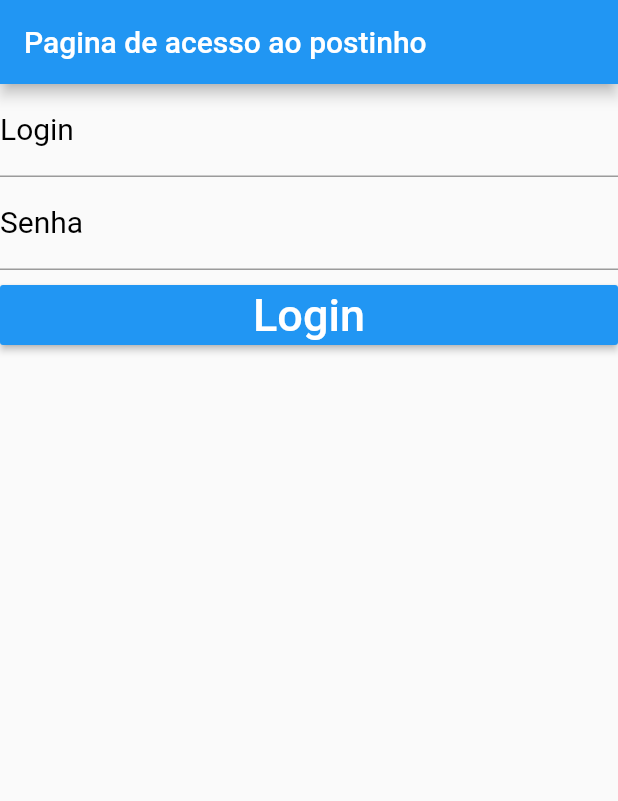
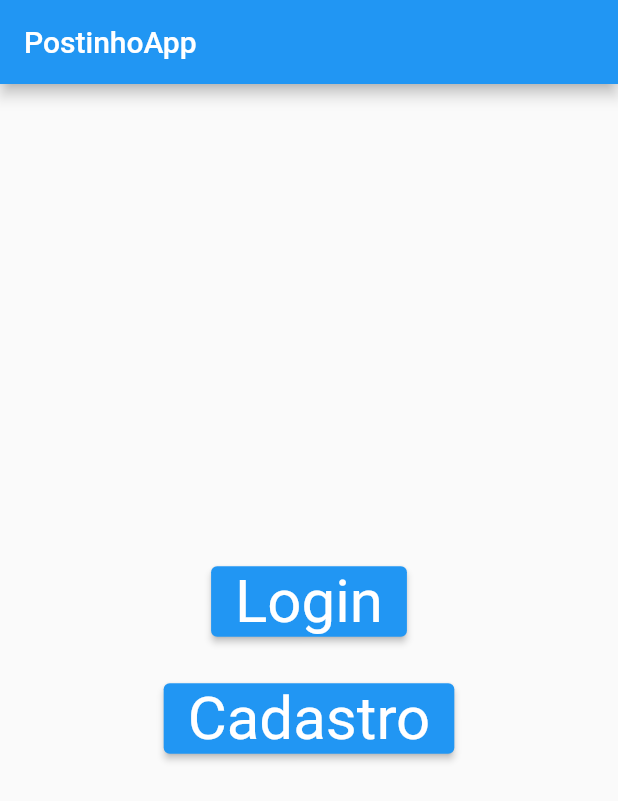
Before and after one commit to lyra-solfieri/Flutter_Mobile, a Flutter app: the screen it shows after launch, on a phone screen of 412 x 824 dp. Shown: the top 801 px of the screen. Run offline on Flutter 3.47's test engine with Material 2 defaults, Android fonts, the phone set to English and light mode, and no system bars.

Commit message:
rotas adicionadas

```diff
--- a/lib/main.dart
+++ b/lib/main.dart
@@ -1,4 +1,6 @@
+import 'package:app_saude/pages/cadastro_page.dart';
 import 'package:app_saude/pages/login_page.dart';
+import 'package:app_saude/pages/inicial_page.dart';
 import 'package:flutter/material.dart';
 
 main(List<String> args) => runApp(Myapp());
@@ -9,8 +11,15 @@ class Myapp extends StatelessWidget {
   @override
   Widget build(BuildContext context) {
     return MaterialApp(
+      title: 'Postinho de saude App',
       debugShowCheckedModeBanner: false,
-      home: LoginPage(),
+      initialRoute: '/',
+      routes: {
+        '/': (context) => InicialPage(),
+        '/login': (context) => LoginPage(),
+        '/cadastro': (context) => CadastroPage(),
+      },
+      //home: LoginPage(),
     );
   }
 }
--- /dev/null
+++ b/lib/pages/inicial_page.dart
@@ -0,0 +1,39 @@
+import 'package:flutter/material.dart';
+
+class InicialPage extends StatelessWidget {
+  const InicialPage({Key key}) : super(key: key);
+
+  @override
+  Widget build(BuildContext context) {
+    final ButtonStyle style =
+        ElevatedButton.styleFrom(textStyle: const TextStyle(fontSize: 40));
+
+    return Scaffold(
+      appBar: AppBar(
+        title: Text("PostinhoApp"),
+      ),
+      body: Center(
+        child: Column(
+          mainAxisAlignment: MainAxisAlignment.center,
+          children: <Widget>[
+            ElevatedButton(
+              onPressed: () {
+                Navigator.pushNamed(context, '/login');
+              },
+              style: style,
+              child: Text('Login'),
+            ),
+            const SizedBox(height: 30),
+            ElevatedButton(
+              onPressed: () {
+                Navigator.pushNamed(context, '/cadastro');
+              },
+              style: style,
+              child: Text("Cadastro"),
+            ),
+          ],
+        ),
+      ),
+    );
+  }
+}
--- a/lib/pages/login_page.dart
+++ b/lib/pages/login_page.dart
@@ -51,6 +51,7 @@ class LoginPage extends StatelessWidget {
         keyboardType: TextInputType.text,
         style: TextStyle(color: Colors.black),
         decoration: InputDecoration(
+            border: OutlineInputBorder(),
             labelText: "Login",
             labelStyle: TextStyle(fontSize: 20.0, color: Colors.black),
             hintText: "Informe o login"));
@@ -64,6 +65,7 @@ class LoginPage extends StatelessWidget {
       keyboardType: TextInputType.visiblePassword,
       style: TextStyle(color: Colors.black),
       decoration: InputDecoration(
+        border: OutlineInputBorder(),
         labelText: "Senha",
         labelStyle: TextStyle(fontSize: 20.0, color: Colors.black),
         hintText: "Informe a senha",
--- a/pubspec.yaml
+++ b/pubspec.yaml
@@ -23,6 +23,7 @@ environment:
 dependencies:
   flutter:
     sdk: flutter
+  #  http: ^0.13.3
 
 
   # The following adds the Cupertino Icons font to your application.
@@ -45,8 +46,8 @@ flutter:
   uses-material-design: true
 
   # To add assets to your application, add an assets section, like this:
-  # assets:
-  #   - images/a_dot_burr.jpeg
+  #assets:
+  #   - assets/images/sus_logo.png
   #   - images/a_dot_ham.jpeg
 
   # An image asset can refer to one or more resolution-specific "variants", see
```
Also changed, not shown: lib/pages/cadastro_page.dart (added, +17 -0 lines), lib/assets/images/sus_logo.png (added), 3 other files.
